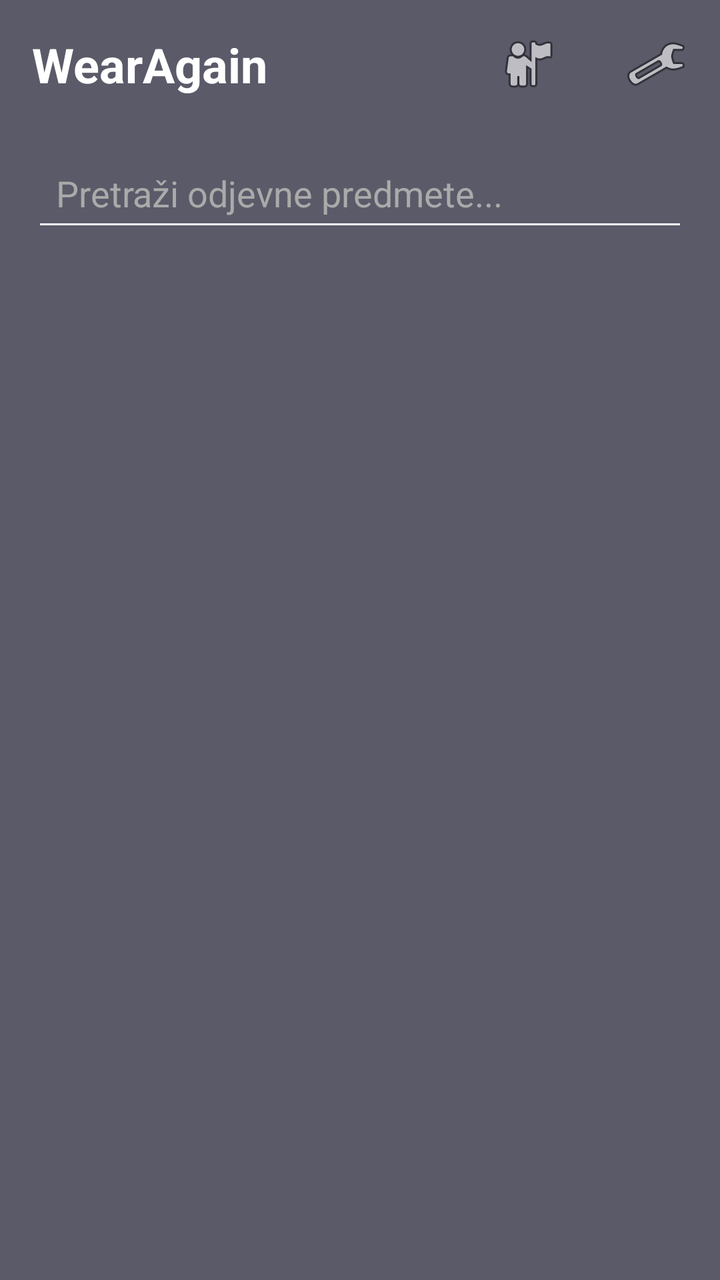
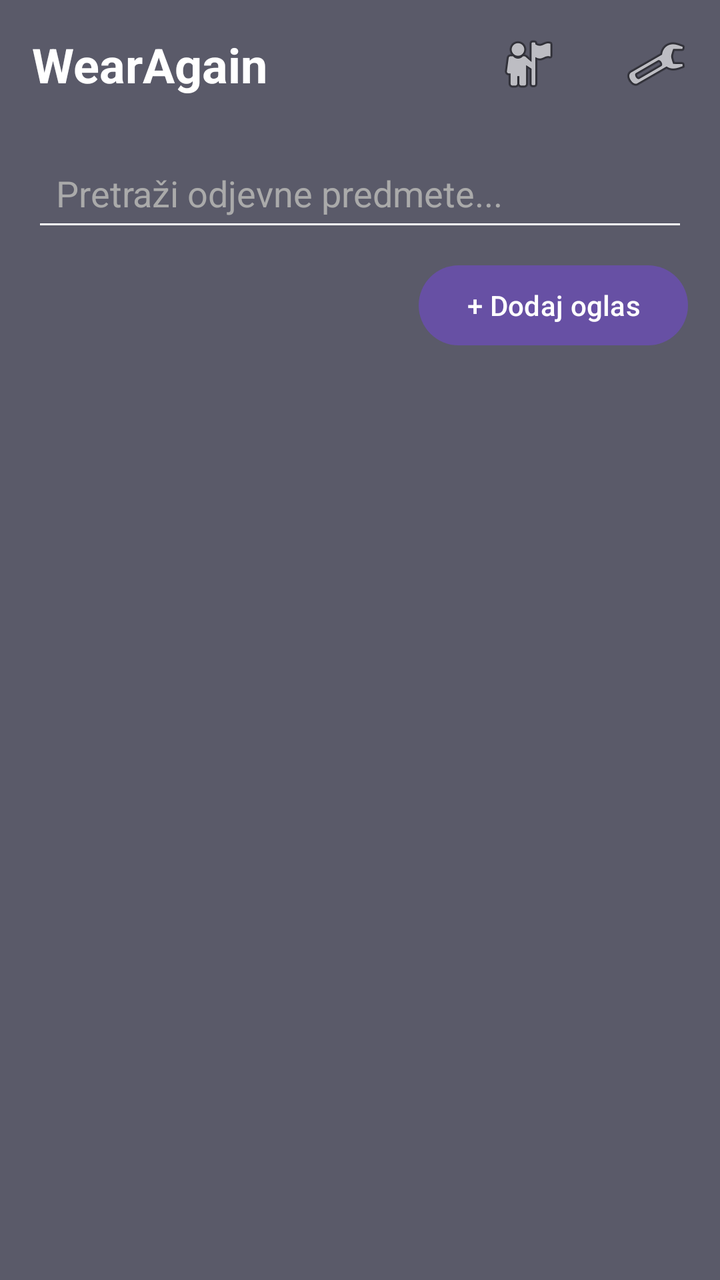

Two renders of the same Android screen: before a commit and after it. Below are the layout's source before the change and the commit's diff.
<!-- AndroidManifest.xml: application theme Theme.WearAgain -->
<!-- res/layout/activity_home.xml -->
<?xml version="1.0" encoding="utf-8"?>
<androidx.constraintlayout.widget.ConstraintLayout
    xmlns:android="http://schemas.android.com/apk/res/android" xmlns:app="http://schemas.android.com/apk/res-auto"
    android:layout_width="match_parent"
    android:layout_height="match_parent"
    android:background="@color/splash_pozadina">

    <TextView
        android:id="@+id/tvNaslov"
        android:layout_width="wrap_content"
        android:layout_height="wrap_content"
        android:text="WearAgain"
        android:textSize="24sp"
        android:textStyle="bold"
        android:textColor="@color/white"
        android:padding="16dp"
        app:layout_constraintTop_toTopOf="parent"
        app:layout_constraintStart_toStartOf="parent"/>

    <ImageButton
        android:id="@+id/btnProfil"
        android:layout_width="wrap_content"
        android:layout_height="wrap_content"
        android:src="@android:drawable/ic_menu_myplaces"
        android:background="?attr/selectableItemBackgroundBorderless"
        android:padding="16dp"
        app:layout_constraintTop_toTopOf="parent"
        app:layout_constraintEnd_toStartOf="@id/btnPostavke"/>

    <ImageButton
        android:id="@+id/btnPostavke"
        android:layout_width="wrap_content"
        android:layout_height="wrap_content"
        android:src="@android:drawable/ic_menu_manage"
        android:background="?attr/selectableItemBackgroundBorderless"
        android:padding="16dp"
        app:layout_constraintTop_toTopOf="parent"
        app:layout_constraintEnd_toEndOf="parent"/>

    <EditText
        android:id="@+id/etPretraga"
        android:layout_width="0dp"
        android:layout_height="wrap_content"
        android:hint="Pretraži odjevne predmete..."
        android:textColorHint="#AAAAAA"
        android:textColor="@color/white"
        android:backgroundTint="@color/white"
        android:padding="12dp"
        android:layout_marginStart="16dp"
        android:layout_marginEnd="16dp"
        android:layout_marginTop="8dp"
        app:layout_constraintTop_toBottomOf="@id/tvNaslov"
        app:layout_constraintStart_toStartOf="parent"
        app:layout_constraintEnd_toEndOf="parent"/>

    <androidx.recyclerview.widget.RecyclerView
        android:id="@+id/recyclerProizvodi"
        android:layout_width="0dp"
        android:layout_height="0dp"
        android:padding="8dp"
        android:layout_marginTop="8dp"
        app:layout_constraintTop_toBottomOf="@id/etPretraga"
        app:layout_constraintBottom_toBottomOf="parent"
        app:layout_constraintStart_toStartOf="parent"
        app:layout_constraintEnd_toEndOf="parent"/>

</androidx.constraintlayout.widget.ConstraintLayout>
<!-- resources referenced by this layout -->
<resources>
  <color name="splash_pozadina">#5A5A69</color>
  <color name="white">#FFFFFFFF</color>
  <style name="Theme.WearAgain" parent="Base.Theme.WearAgain" />
  <style name="Base.Theme.WearAgain" parent="Theme.Material3.DayNight.NoActionBar">
          
          
      </style>
</resources>

<!-- the commit's change to res/layout/activity_home.xml (unified diff, before → after) -->
@@ -53,13 +53,23 @@
         app:layout_constraintStart_toStartOf="parent"
         app:layout_constraintEnd_toEndOf="parent"/>
 
+    <Button
+        android:id="@+id/btnDodajOglas"
+        android:layout_width="wrap_content"
+        android:layout_height="wrap_content"
+        android:text="+ Dodaj oglas"
+        android:layout_marginEnd="16dp"
+        android:layout_marginTop="8dp"
+        app:layout_constraintTop_toBottomOf="@id/etPretraga"
+        app:layout_constraintEnd_toEndOf="parent"/>
+
     <androidx.recyclerview.widget.RecyclerView
         android:id="@+id/recyclerProizvodi"
         android:layout_width="0dp"
         android:layout_height="0dp"
         android:padding="8dp"
         android:layout_marginTop="8dp"
-        app:layout_constraintTop_toBottomOf="@id/etPretraga"
+        app:layout_constraintTop_toBottomOf="@id/btnDodajOglas"
         app:layout_constraintBottom_toBottomOf="parent"
         app:layout_constraintStart_toStartOf="parent"
         app:layout_constraintEnd_toEndOf="parent"/>
